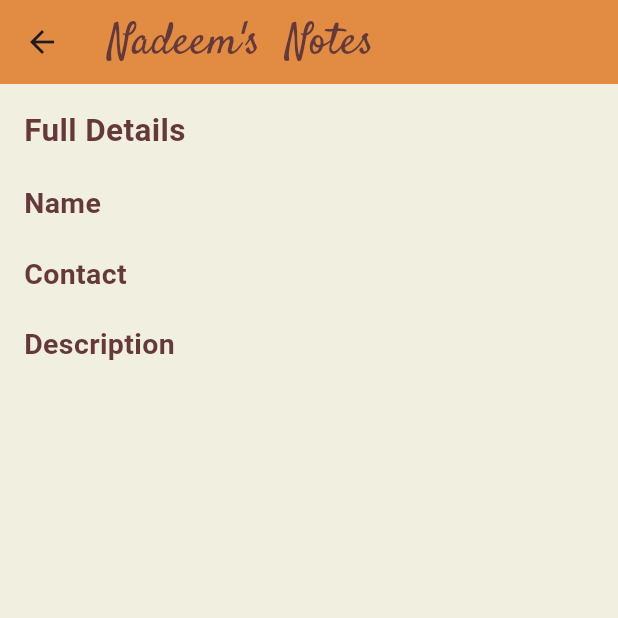
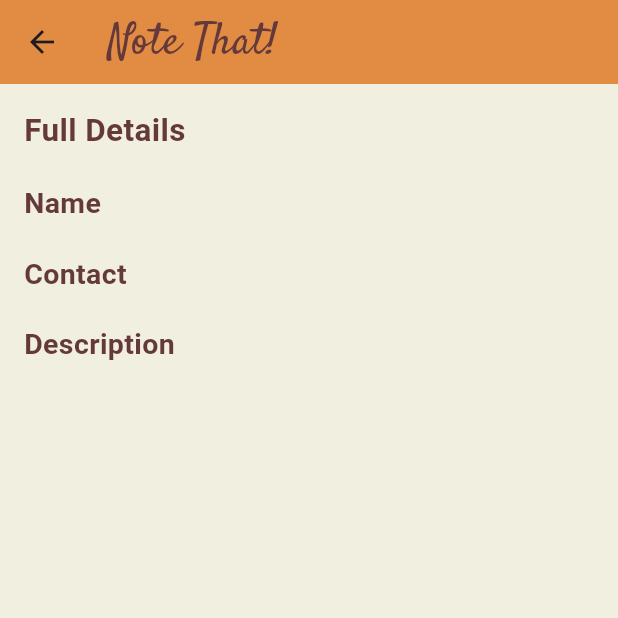
Before and after one commit to Nadeemsyed2004/Note-That, a Flutter app: the ViewUser screen opened directly with empty values, on a phone screen of 412 x 824 dp, the top half of it. Run offline on Flutter 3.47's test engine with Material 3 defaults, Android fonts, the light colour scheme and no system bars; our stand-ins replace sqflite; accounts and stored records are empty.

Commit message:
Update viewUser.dart

```diff
--- a/lib/screens/viewUser.dart
+++ b/lib/screens/viewUser.dart
@@ -17,7 +17,7 @@ class _ViewUserState extends State<ViewUser> {
     return Scaffold(
         appBar: AppBar(
           backgroundColor: Color(hex("#E18B43")),
-          title:  Text("Nadeem's  Notes",
+          title:  Text("Note That!",
             style: TextStyle(
               fontFamily: "Satisfy",
               fontSize: 30,
```
